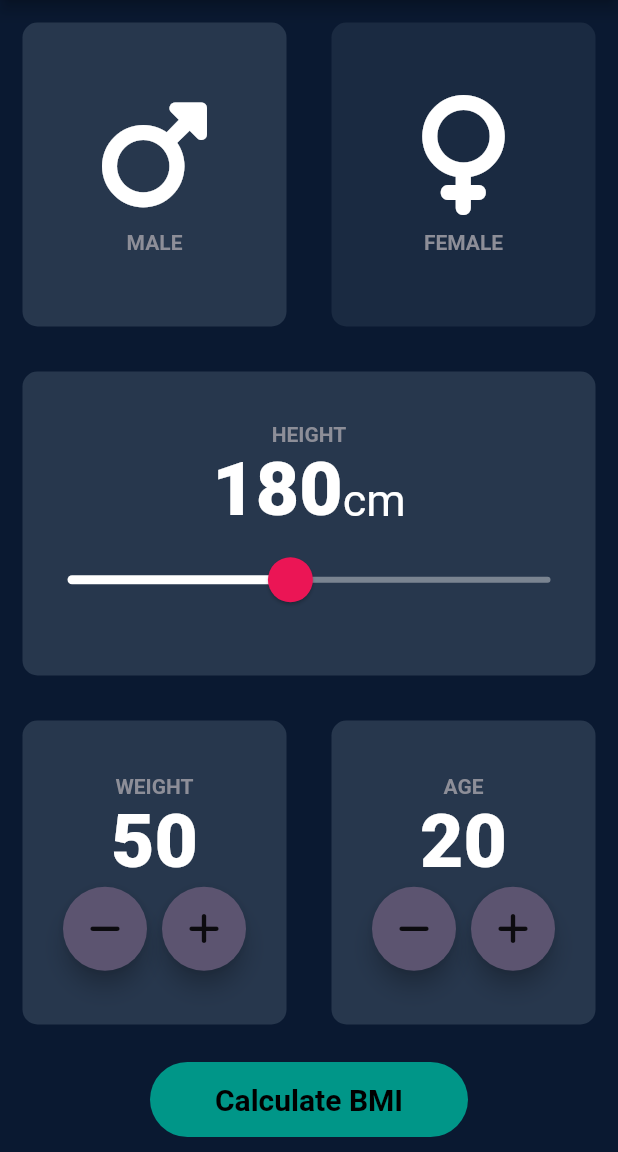
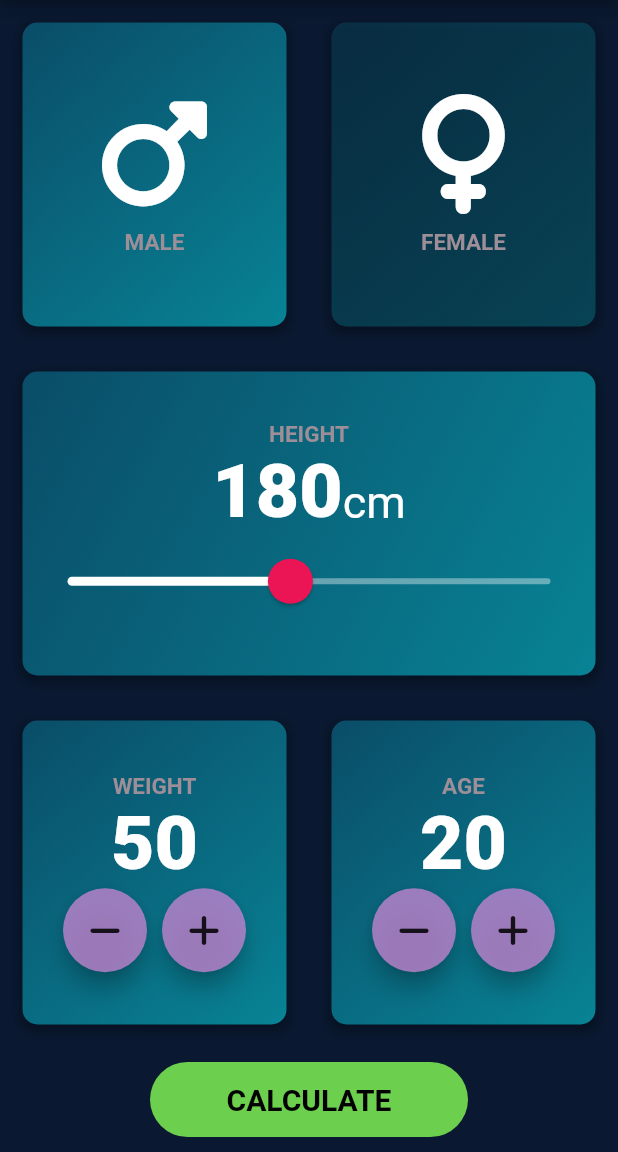
Before and after one commit to AshenSandeep/Flutter-Projects, a Flutter app: the screen it shows after launch, on a phone screen of 412 x 824 dp, the part 84-1236 px from its top. Run offline on Flutter 3.47's test engine with Material 2 defaults, Android fonts, the phone set to English and light mode, and no system bars; our stand-ins replace audioplayers, font_awesome_flutter.

Commit message:
Add the functionalities to the app.
Now, the BMI CALCULATOR app has been created.  Add colorful buttons.

```diff
--- /dev/null
+++ b/bmi_calculator/lib/Components/bottom_button.dart
@@ -0,0 +1,29 @@
+import 'package:flutter/material.dart';
+import '../constants.dart';
+
+class BottomButton extends StatelessWidget {
+  final void Function() ontap;
+  final String buttontitle;
+  BottomButton({required this.buttontitle, required this.ontap});
+  @override
+  Widget build(BuildContext context) {
+    return GestureDetector(
+      onTap: ontap,
+      child: Container(
+        margin: EdgeInsets.only(top: 10, bottom: 10, left: 100, right: 100),
+        width: double.infinity,
+        child: Center(
+          child: Text(
+            buttontitle,
+            style: kLargeButtonStyle,
+          ),
+        ),
+        height: 50.0,
+        decoration: BoxDecoration(
+          borderRadius: BorderRadius.circular(50.0),
+          color: Color(0xFF6CCF4E),
+        ),
+      ),
+    );
+  }
+}
--- a/bmi_calculator/lib/iconWidget.dart
+++ b/bmi_calculator/lib/Components/iconWidget.dart
@@ -1,5 +1,5 @@
 import 'package:flutter/material.dart';
-import 'constants.dart';
+import '../constants.dart';
 
 class IconWideget extends StatelessWidget {
    final String? text;
--- /dev/null
+++ b/bmi_calculator/lib/Components/reuseContainer.dart
@@ -0,0 +1,88 @@
+import 'package:flutter/material.dart';
+
+
+class ReuseContainer extends StatelessWidget {
+  final Color colour;
+  final Widget? cardChild;
+  final VoidCallback ? onPress;
+
+  ReuseContainer({required this.colour,   this.cardChild,  this.onPress});
+
+
+  @override
+  Widget build(BuildContext context) {
+    return GestureDetector(
+      onTap: onPress,         //there is an error in this line
+      child: Container(
+        child: cardChild,
+        margin: EdgeInsets.all(15.0),
+        // decoration: BoxDecoration(
+        //   borderRadius: BorderRadius.circular(10.0),
+        //   color: colour,
+        // ),
+        decoration: BoxDecoration(
+          borderRadius: BorderRadius.circular(10.0),
+          color: colour,
+          boxShadow: [
+            BoxShadow(
+              color: Colors.black.withOpacity(0.3),
+              spreadRadius: 2,
+              blurRadius: 5,
+              offset: Offset(0, 3),
+            ),
+          ],
+          gradient: LinearGradient(
+            begin: Alignment.topLeft,
+            end: Alignment.bottomRight,
+            colors: [
+              Color(0xFF0A4D68), // Custom colorful gradient start color
+              Color(0xFF088395),
+            ],
+          ),
+        ),
+      ),
+    );
+  }
+}
+
+
+// import 'package:flutter/material.dart';
+//
+// class ReuseContainer extends StatelessWidget {
+//   final Color color;
+//   final Widget? cardChild;
+//   final VoidCallback? onPress;
+//
+//   ReuseContainer({required this.color, this.cardChild, this.onPress});
+//
+//   @override
+//   Widget build(BuildContext context) {
+//     return GestureDetector(
+//       onTap: onPress,
+//       child: Container(
+//         child: cardChild,
+//         margin: EdgeInsets.all(15.0),
+//         decoration: BoxDecoration(
+//           borderRadius: BorderRadius.circular(10.0),
+//           color: color,
+//           boxShadow: [
+//             BoxShadow(
+//               color: Colors.black.withOpacity(0.3),
+//               spreadRadius: 2,
+//               blurRadius: 5,
+//               offset: Offset(0, 3),
+//             ),
+//           ],
+//           gradient: LinearGradient(
+//             begin: Alignment.topLeft,
+//             end: Alignment.bottomRight,
+//             colors: [
+//               Colors.white.withOpacity(0.1),
+//               Colors.black.withOpacity(0.1),
+//             ],
+//           ),
+//         ),
+//       ),
+//     );
+//   }
+// }
--- /dev/null
+++ b/bmi_calculator/lib/Components/round_icon.dart
@@ -0,0 +1,25 @@
+import 'package:flutter/material.dart';
+import '../constants.dart';
+
+class RoundIconButton extends StatelessWidget {
+  final IconData icon;
+  final void Function() onPressed;
+
+  RoundIconButton({required this.icon, required this.onPressed});
+
+  @override
+  Widget build(BuildContext context) {
+    return RawMaterialButton(
+      onPressed: onPressed,
+      child: Icon(icon),
+      shape: CircleBorder(),
+      // fillColor: Color(0xFF5C5470),
+      fillColor: Color(0xCFBD83CE),
+      elevation: 6.0,
+      constraints: BoxConstraints.tightFor(
+        width: 56.0,
+        height: 56.0,
+      ),
+    );
+  }
+}
--- a/bmi_calculator/lib/input_page.dart
+++ b/bmi_calculator/lib/Screens/input_page.dart
@@ -1,9 +1,13 @@
+import 'package:bmi_calculator/calculator_brain.dart';
 import 'package:flutter/material.dart';
 import 'package:font_awesome_flutter/font_awesome_flutter.dart';
-import 'reuseContainer.dart';
-import 'iconWidget.dart';
-import 'constants.dart';
+import '../Components/reuseContainer.dart';
+import '../Components/iconWidget.dart';
+import '../constants.dart';
 import 'results_page.dart';
+import '../Components/bottom_button.dart';
+import '../Components/round_icon.dart';
+
 enum Gender {
   MALE,
   FEMALE,
@@ -29,7 +33,6 @@ class _InputPageState extends State<InputPage> {
         title: Center(
           child: Text(
             'BMI CALCULATOR',
-
             style: TextStyle(
               fontWeight: FontWeight.bold,
               fontSize: 24.0,
@@ -109,6 +112,7 @@ class _InputPageState extends State<InputPage> {
                   SliderTheme(
                     data: SliderTheme.of(context).copyWith(
                       activeTrackColor: Colors.white,
+
                       thumbColor: Color(0xFFEB1555),
                       overlayColor: Color(0x29EB1555),
                       thumbShape:
@@ -232,51 +236,25 @@ class _InputPageState extends State<InputPage> {
               ],
             ),
           ),
-          GestureDetector(
-            onTap: (){
-              Navigator.push(context,MaterialPageRoute(builder: (context) => ResultsPage()));
+          BottomButton(
+            buttontitle: 'CALCULATE',
+            ontap: () {
+              CalculatorBrain calc =
+                  CalculatorBrain(height: height, weight: weight);
+              Navigator.push(
+                context,
+                MaterialPageRoute(
+                  builder: (context) => ResultsPage(
+                    result: calc.calculateBMI(),
+                    resultType: calc.getResult(),
+                    interpritation: calc.getInterpritation(),
+                  ),
+                ),
+              );
             },
-            child: Container(
-              margin: EdgeInsets.only(top: 10, bottom: 10, left:
-              100, right: 100),
-              width: double.infinity,
-              child: Center(
-                child: Text(
-                  'Calculate BMI',
-                  style: kLargeButtonStyle,
-                ),
-              ),
-              height: 50.0,
-              decoration: BoxDecoration(
-                borderRadius: BorderRadius.circular(50.0),
-                color: Colors.teal,
-              ),
-            ),
-          )
+          ),
         ],
       ),
     );
   }
 }
-
-class RoundIconButton extends StatelessWidget {
-  final IconData icon;
-  final void Function() onPressed;
-
-  RoundIconButton({required this.icon, required this.onPressed});
-
-  @override
-  Widget build(BuildContext context) {
-    return RawMaterialButton(
-      onPressed: onPressed,
-      child: Icon(icon),
-      shape: CircleBorder(),
-      fillColor: Color(0xFF5C5470),
-      elevation: 6.0,
-      constraints: BoxConstraints.tightFor(
-        width: 56.0,
-        height: 56.0,
-      ),
-    );
-  }
-}
--- a/bmi_calculator/lib/constants.dart
+++ b/bmi_calculator/lib/constants.dart
@@ -2,13 +2,13 @@ import 'dart:ui';
 
 import 'package:flutter/material.dart';
 
-
 const kActiveCardColour = Color(0xFF27374D);
-const kInactiveCardColour = Color(0x8F27374D);
+const kInactiveCardColour = Color(0x6F27374D);
 
 const kTextStyle = TextStyle(
-  color: Color(0xFF8D8E98),
+  color: Color(0xFF9D8E98),
   fontWeight: FontWeight.bold,
+  fontSize: 15.0,
 );
 
 const kTextNumberStyle = TextStyle(
@@ -22,3 +22,26 @@ const kLargeButtonStyle = TextStyle(
   fontWeight: FontWeight.bold,
   color: Colors.black,
 );
+
+const kResultText = TextStyle(
+  fontSize: 35.0,
+  fontWeight: FontWeight.bold,
+  color: Colors.white,
+);
+
+const kresultTextStyle = TextStyle(
+  color: Color(0xFF24D876),
+  fontSize: 35.0,
+  fontWeight: FontWeight.bold,
+);
+
+const kBMItextStyle = TextStyle(
+  fontWeight: FontWeight.bold,
+  fontSize: 50.0,
+  color: Colors.white,
+);
+
+const kBodyTextStyle = TextStyle(
+  fontSize: 22.0,
+  color: Colors.white,
+);
--- a/bmi_calculator/lib/main.dart
+++ b/bmi_calculator/lib/main.dart
@@ -1,5 +1,5 @@
 import 'package:flutter/material.dart';
-import 'input_page.dart';
+import 'Screens/input_page.dart';
 
 void main() {
   runApp(BMI());
@@ -9,9 +9,10 @@ class BMI extends StatelessWidget {
   @override
   Widget build(BuildContext context) {
     return MaterialApp(
+      debugShowCheckedModeBanner: false,
       theme: ThemeData(
         primaryColor: Colors.green, // Set your primary color here
-        scaffoldBackgroundColor: Color(0xFF0A1931),
+        scaffoldBackgroundColor: Color(0xFF0A1931),    //0xFF0A1931
       ),
       home: InputPage(),
     );
--- a/bmi_calculator/lib/reuseContainer.dart
+++ /dev/null
@@ -1,26 +0,0 @@
-import 'package:flutter/material.dart';
-
-
-class ReuseContainer extends StatelessWidget {
-  final Color colour;
-  final Widget? cardChild;
-  final VoidCallback ? onPress;
-
-  ReuseContainer({required this.colour,   this.cardChild,  this.onPress});
-
-
-  @override
-  Widget build(BuildContext context) {
-    return GestureDetector(
-      onTap: onPress,         //there is an error in this line
-      child: Container(
-        child: cardChild,
-        margin: EdgeInsets.all(15.0),
-        decoration: BoxDecoration(
-          borderRadius: BorderRadius.circular(10.0),
-          color: colour,
-        ),
-      ),
-    );
-  }
-}
--- a/bmi_calculator/pubspec.yaml
+++ b/bmi_calculator/pubspec.yaml
@@ -29,6 +29,7 @@ environment:
 # versions available, run `flutter pub outdated`.
 dependencies:
   flutter:
+
     sdk: flutter
 
 
@@ -52,6 +53,7 @@ dev_dependencies:
 
 # The following section is specific to Flutter packages.
 flutter:
+
 
   # The following line ensures that the Material Icons font is
   # included with your application, so that you can use the icons in
```
Also changed, not shown: bmi_calculator/lib/Screens/results_page.dart (added, +77 -0 lines), bmi_calculator/lib/calculator_brain.dart (added, +47 -0 lines), bmi_calculator/lib/results_page.dart (deleted, +0 -22 lines), 5 other files.
